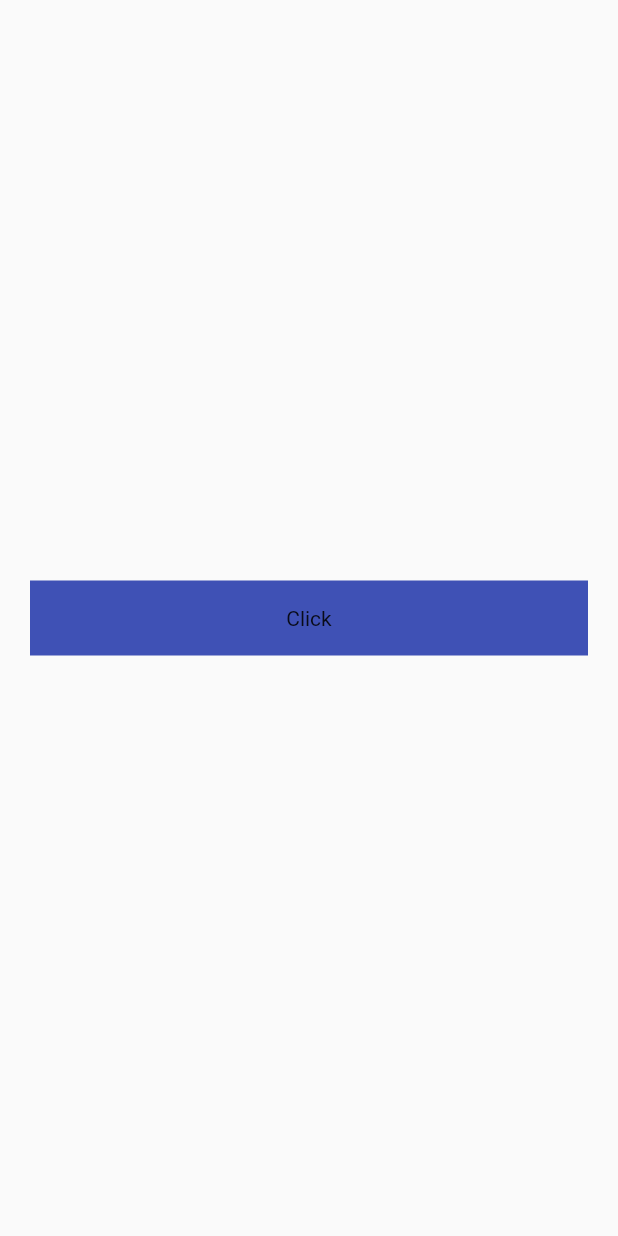
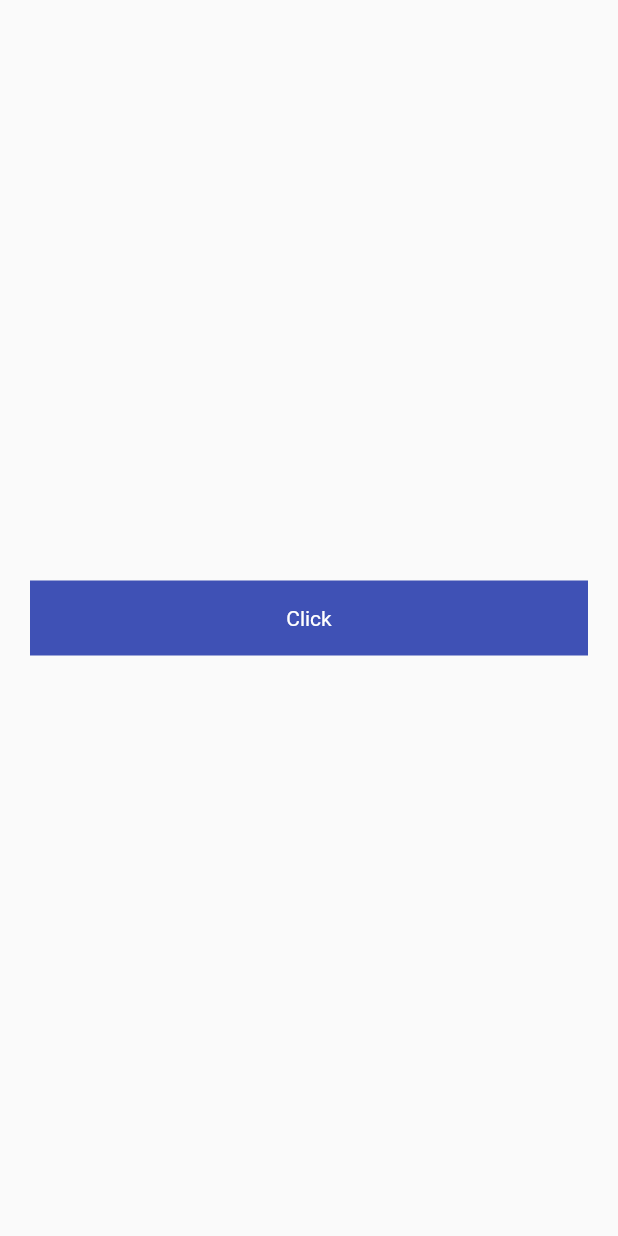
Before and after one commit to ehteshamawan1/multi-role-base-app, a Flutter app: the LoginScreen screen opened directly, on a phone screen of 412 x 824 dp. Run offline on Flutter 3.47's test engine with Material 2 defaults, Android fonts, the phone set to English and light mode, and no system bars.

```diff
--- a/lib/main.dart
+++ b/lib/main.dart
@@ -1,5 +1,6 @@
 import 'package:flutter/material.dart';
 import 'package:multi_role_base_app/screens/home_screen.dart';
+import 'package:multi_role_base_app/screens/login_screen.dart';
 import 'package:multi_role_base_app/screens/splash_screen.dart';
 
 void main() {
@@ -12,7 +13,7 @@ class MyApp extends StatelessWidget {
   @override
   Widget build(BuildContext context) {
     return const MaterialApp(
-      home: SplashScreen(),
+      home: LoginScreen(),
     );
   }
 }
--- a/lib/screens/login_screen.dart
+++ b/lib/screens/login_screen.dart
@@ -24,7 +24,10 @@ class _LoginScreenState extends State<LoginScreen> {
                 width: double.infinity,
                 color: Colors.indigo,
                 child: const Center(
-                  child: Text('Click'),
+                  child: Text(
+                    'Click',
+                    style: TextStyle(color: Colors.white),
+                  ),
                 ),
               ),
             ),
```
